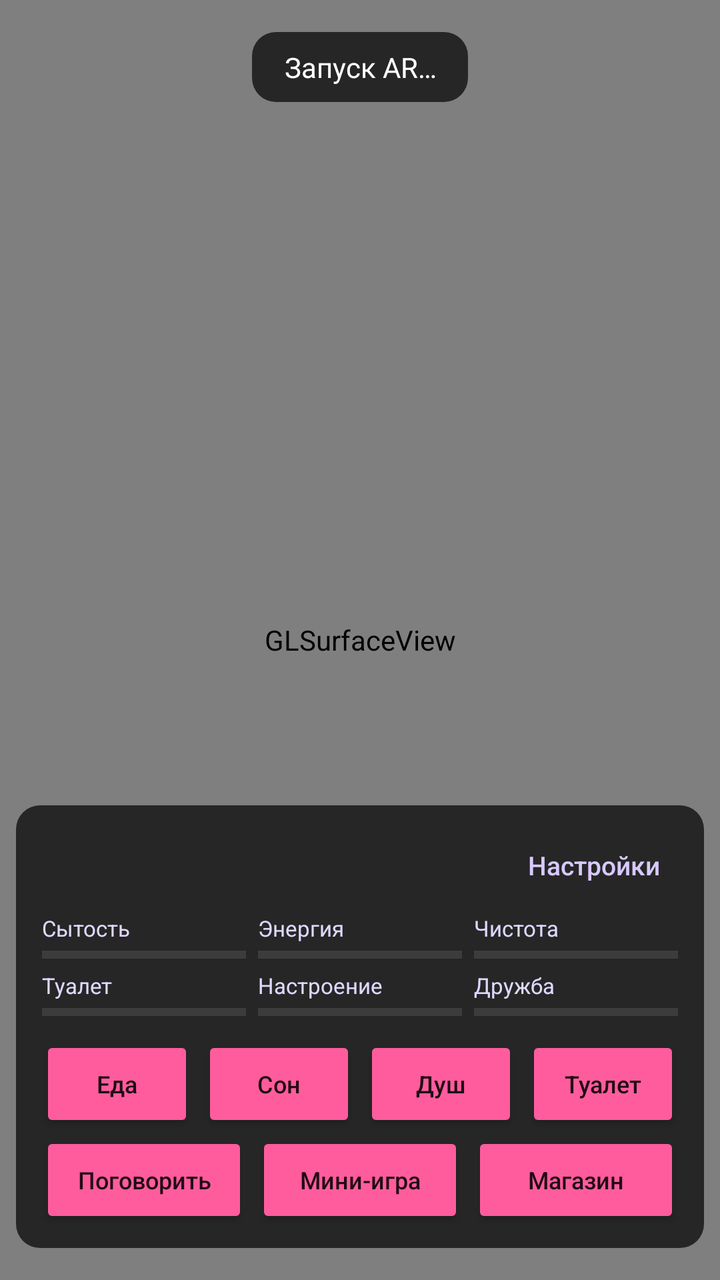
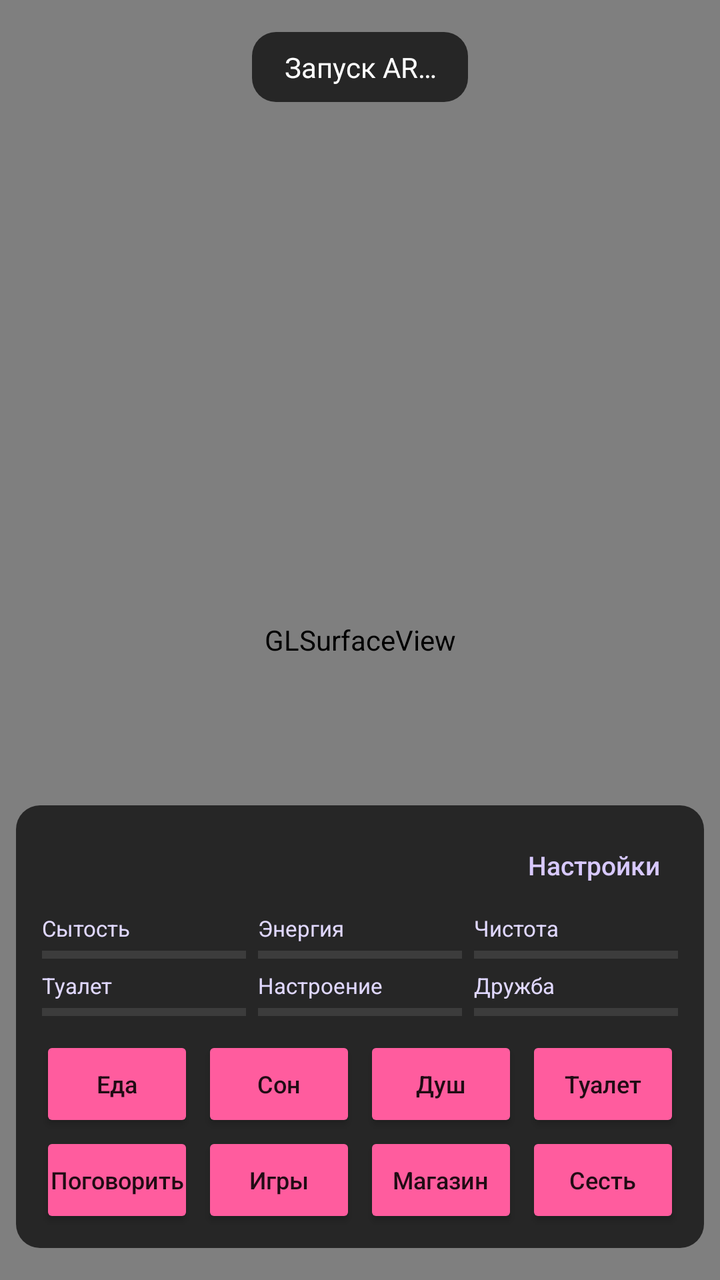

Two renders of the same Android screen: before a commit and after it. Below are the layout's source before the change and the commit's diff.
<!-- AndroidManifest.xml: application theme Theme.ArTamagotchi -->
<!-- res/layout/activity_main.xml -->
<?xml version="1.0" encoding="utf-8"?>
<FrameLayout xmlns:android="http://schemas.android.com/apk/res/android"
    android:id="@+id/root"
    android:layout_width="match_parent"
    android:layout_height="match_parent">

    <android.opengl.GLSurfaceView
        android:id="@+id/surface_view"
        android:layout_width="match_parent"
        android:layout_height="match_parent" />

    
    <View
        android:id="@+id/night_overlay"
        android:layout_width="match_parent"
        android:layout_height="match_parent"
        android:background="#8C0A0A28"
        android:visibility="gone" />

    <LinearLayout
        android:layout_width="match_parent"
        android:layout_height="wrap_content"
        android:layout_gravity="top"
        android:gravity="center_horizontal"
        android:orientation="vertical">

        <TextView
            android:id="@+id/status_text"
            android:layout_width="wrap_content"
            android:layout_height="wrap_content"
            android:layout_marginStart="@dimen/status_margin"
            android:layout_marginTop="@dimen/status_margin"
            android:layout_marginEnd="@dimen/status_margin"
            android:background="@drawable/status_background"
            android:gravity="center"
            android:paddingStart="16dp"
            android:paddingTop="8dp"
            android:paddingEnd="16dp"
            android:paddingBottom="8dp"
            android:text="@string/status_starting"
            android:textColor="@android:color/white"
            android:textSize="14sp" />

        <TextView
            android:id="@+id/game_hud"
            android:layout_width="wrap_content"
            android:layout_height="wrap_content"
            android:layout_marginTop="8dp"
            android:background="@drawable/speech_background"
            android:paddingStart="16dp"
            android:paddingTop="8dp"
            android:paddingEnd="16dp"
            android:paddingBottom="8dp"
            android:textColor="#2B2342"
            android:textSize="17sp"
            android:textStyle="bold"
            android:visibility="gone" />
    </LinearLayout>

    <LinearLayout
        android:id="@+id/care_panel"
        android:layout_width="match_parent"
        android:layout_height="wrap_content"
        android:layout_gravity="bottom"
        android:layout_marginStart="8dp"
        android:layout_marginEnd="8dp"
        android:layout_marginBottom="@dimen/status_margin"
        android:orientation="vertical">

        <TextView
            android:id="@+id/speech_text"
            android:layout_width="wrap_content"
            android:layout_height="wrap_content"
            android:layout_gravity="center_horizontal"
            android:layout_marginBottom="8dp"
            android:background="@drawable/speech_background"
            android:paddingStart="14dp"
            android:paddingTop="8dp"
            android:paddingEnd="14dp"
            android:paddingBottom="8dp"
            android:textColor="#2B2342"
            android:textSize="15sp"
            android:visibility="gone" />

        <LinearLayout
            android:layout_width="match_parent"
            android:layout_height="wrap_content"
            android:background="@drawable/status_background"
            android:clickable="true"
            android:focusable="true"
            android:orientation="vertical"
            android:padding="10dp">

            <LinearLayout
                android:layout_width="match_parent"
                android:layout_height="wrap_content"
                android:gravity="center_vertical"
                android:orientation="horizontal">

                <TextView
                    android:id="@+id/name_text"
                    android:layout_width="wrap_content"
                    android:layout_height="wrap_content"
                    android:textColor="@android:color/white"
                    android:textSize="17sp"
                    android:textStyle="bold" />

                <TextView
                    android:id="@+id/stage_text"
                    android:layout_width="0dp"
                    android:layout_height="wrap_content"
                    android:layout_marginStart="8dp"
                    android:layout_weight="1"
                    android:textColor="#FF9CC6"
                    android:textSize="13sp" />

                <TextView
                    android:id="@+id/coins_text"
                    android:layout_width="wrap_content"
                    android:layout_height="wrap_content"
                    android:textColor="#FFD84D"
                    android:textSize="14sp"
                    android:textStyle="bold" />

                <Button
                    android:id="@+id/btn_settings"
                    style="?attr/borderlessButtonStyle"
                    android:layout_width="wrap_content"
                    android:layout_height="40dp"
                    android:minWidth="0dp"
                    android:text="@string/btn_settings"
                    android:textAllCaps="false"
                    android:textColor="#D8C9FF"
                    android:textSize="13sp" />
            </LinearLayout>

            <LinearLayout android:layout_width="match_parent" android:layout_height="wrap_content" android:orientation="horizontal">
                <LinearLayout style="@style/StatCell">
                    <TextView style="@style/StatLabel" android:text="@string/stat_fullness" />
                    <ProgressBar android:id="@+id/bar_fullness" style="@style/StatBar" android:progressTint="#FFB84D" />
                </LinearLayout>
                <LinearLayout style="@style/StatCell">
                    <TextView style="@style/StatLabel" android:text="@string/stat_energy" />
                    <ProgressBar android:id="@+id/bar_energy" style="@style/StatBar" android:progressTint="#8FB8FF" />
                </LinearLayout>
                <LinearLayout style="@style/StatCell">
                    <TextView style="@style/StatLabel" android:text="@string/stat_hygiene" />
                    <ProgressBar android:id="@+id/bar_hygiene" style="@style/StatBar" android:progressTint="#5FD3C8" />
                </LinearLayout>
            </LinearLayout>

            <LinearLayout android:layout_width="match_parent" android:layout_height="wrap_content" android:orientation="horizontal">
                <LinearLayout style="@style/StatCell">
                    <TextView style="@style/StatLabel" android:text="@string/stat_bladder" />
                    <ProgressBar android:id="@+id/bar_bladder" style="@style/StatBar" android:progressTint="#C9E26B" />
                </LinearLayout>
                <LinearLayout style="@style/StatCell">
                    <TextView style="@style/StatLabel" android:text="@string/stat_mood" />
                    <ProgressBar android:id="@+id/bar_mood" style="@style/StatBar" android:progressTint="#FF9CC6" />
                </LinearLayout>
                <LinearLayout style="@style/StatCell">
                    <TextView style="@style/StatLabel" android:text="@string/stat_bond" />
                    <ProgressBar android:id="@+id/bar_bond" style="@style/StatBar" android:progressTint="#B79CFF" />
                </LinearLayout>
            </LinearLayout>

            <LinearLayout
                android:layout_width="match_parent"
                android:layout_height="wrap_content"
                android:layout_marginTop="8dp"
                android:orientation="horizontal">
                <Button android:id="@+id/btn_feed" style="@style/CareButton" android:text="@string/btn_feed" />
                <Button android:id="@+id/btn_sleep" style="@style/CareButton" android:text="@string/btn_sleep" />
                <Button android:id="@+id/btn_shower" style="@style/CareButton" android:text="@string/btn_shower" />
                <Button android:id="@+id/btn_toilet" style="@style/CareButton" android:text="@string/btn_toilet" />
            </LinearLayout>

            <LinearLayout
                android:layout_width="match_parent"
                android:layout_height="wrap_content"
                android:orientation="horizontal">
                <Button android:id="@+id/btn_talk" style="@style/CareButton" android:text="@string/btn_talk" />
                <Button android:id="@+id/btn_game" style="@style/CareButton" android:text="@string/btn_game" />
                <Button android:id="@+id/btn_shop" style="@style/CareButton" android:text="@string/btn_shop" />
            </LinearLayout>
        </LinearLayout>
    </LinearLayout>
</FrameLayout>
<!-- resources referenced by this layout -->
<resources>
  <dimen name="status_margin">16dp</dimen>
  <!-- drawable speech_background (drawable) -->
  <?xml version="1.0" encoding="utf-8"?>
  <shape xmlns:android="http://schemas.android.com/apk/res/android" android:shape="rectangle">
      <solid android:color="#F2FFFFFF" />
      <corners android:radius="16dp" />
  </shape>
  <!-- drawable status_background (drawable) -->
  <?xml version="1.0" encoding="utf-8"?>
  <shape xmlns:android="http://schemas.android.com/apk/res/android"
      android:shape="rectangle">
      <solid android:color="#B3000000" />
      <corners android:radius="12dp" />
  </shape>
  <string name="btn_feed">Еда</string>
  <string name="btn_game">Мини-игра</string>
  <string name="btn_settings">Настройки</string>
  <string name="btn_shop">Магазин</string>
  <string name="btn_shower">Душ</string>
  <string name="btn_sleep">Сон</string>
  <string name="btn_talk">Поговорить</string>
  <string name="btn_toilet">Туалет</string>
  <string name="stat_bladder">Туалет</string>
  <string name="stat_bond">Дружба</string>
  <string name="stat_energy">Энергия</string>
  <string name="stat_fullness">Сытость</string>
  <string name="stat_hygiene">Чистота</string>
  <string name="stat_mood">Настроение</string>
  <string name="status_starting">Запуск AR…</string>
  <style name="CareButton" parent="Widget.AppCompat.Button.Colored">
          <item name="android:layout_width">0dp</item>
          <item name="android:layout_height">wrap_content</item>
          <item name="android:layout_weight">1</item>
          <item name="android:layout_marginStart">2dp</item>
          <item name="android:layout_marginEnd">2dp</item>
          <item name="android:textSize">12sp</item>
          <item name="android:textAllCaps">false</item>
          <item name="android:paddingStart">2dp</item>
          <item name="android:paddingEnd">2dp</item>
          <item name="android:minWidth">0dp</item>
          <item name="android:maxLines">1</item>
      </style>
  <style name="StatBar" parent="Widget.AppCompat.ProgressBar.Horizontal">
          <item name="android:layout_width">match_parent</item>
          <item name="android:layout_height">8dp</item>
          <item name="android:layout_marginTop">2dp</item>
          <item name="android:max">100</item>
          <item name="android:progressBackgroundTint">#55FFFFFF</item>
      </style>
  <style name="StatCell">
          <item name="android:layout_width">0dp</item>
          <item name="android:layout_height">wrap_content</item>
          <item name="android:layout_weight">1</item>
          <item name="android:layout_marginStart">3dp</item>
          <item name="android:layout_marginEnd">3dp</item>
          <item name="android:orientation">vertical</item>
      </style>
  <style name="StatLabel">
          <item name="android:layout_width">wrap_content</item>
          <item name="android:layout_height">wrap_content</item>
          <item name="android:layout_marginTop">4dp</item>
          <item name="android:textColor">#E0D8FF</item>
          <item name="android:textSize">11sp</item>
      </style>
  <style name="Theme.ArTamagotchi" parent="Theme.AppCompat.NoActionBar">
          <item name="colorPrimary">#7250D2</item>
          <item name="colorPrimaryDark">#2B1F5C</item>
          <item name="colorAccent">#FF5C9E</item>
          <item name="android:windowBackground">@android:color/black</item>
          <item name="android:statusBarColor">@android:color/transparent</item>
          <item name="android:navigationBarColor">@android:color/transparent</item>
      </style>
</resources>

<!-- the commit's change to res/layout/activity_main.xml (unified diff, before → after) -->
@@ -67,6 +67,28 @@
         android:layout_marginBottom="@dimen/status_margin"
         android:orientation="vertical">
 
+        
+        <LinearLayout
+            android:id="@+id/simon_panel"
+            android:layout_width="match_parent"
+            android:layout_height="wrap_content"
+            android:layout_marginBottom="8dp"
+            android:background="@drawable/status_background"
+            android:orientation="horizontal"
+            android:padding="6dp"
+            android:visibility="gone" />
+
+        <Button
+            android:id="@+id/btn_game_stop"
+            style="@style/Widget.AppCompat.Button.Colored"
+            android:layout_width="wrap_content"
+            android:layout_height="wrap_content"
+            android:layout_gravity="center_horizontal"
+            android:layout_marginBottom="8dp"
+            android:text="@string/btn_game_stop"
+            android:textAllCaps="false"
+            android:visibility="gone" />
+
         <TextView
             android:id="@+id/speech_text"
             android:layout_width="wrap_content"
@@ -182,6 +204,7 @@
                 <Button android:id="@+id/btn_talk" style="@style/CareButton" android:text="@string/btn_talk" />
                 <Button android:id="@+id/btn_game" style="@style/CareButton" android:text="@string/btn_game" />
                 <Button android:id="@+id/btn_shop" style="@style/CareButton" android:text="@string/btn_shop" />
+                <Button android:id="@+id/btn_sit" style="@style/CareButton" android:text="@string/btn_sit" />
             </LinearLayout>
         </LinearLayout>
     </LinearLayout>
<!-- resource entries referenced after the edit -->
@@ -15,10 +15,12 @@
       <corners android:radius="12dp" />
   </shape>
   <string name="btn_feed">Еда</string>
-  <string name="btn_game">Мини-игра</string>
+  <string name="btn_game">Игры</string>
+  <string name="btn_game_stop">Закончить игру</string>
   <string name="btn_settings">Настройки</string>
   <string name="btn_shop">Магазин</string>
   <string name="btn_shower">Душ</string>
+  <string name="btn_sit">Сесть</string>
   <string name="btn_sleep">Сон</string>
   <string name="btn_talk">Поговорить</string>
   <string name="btn_toilet">Туалет</string>
